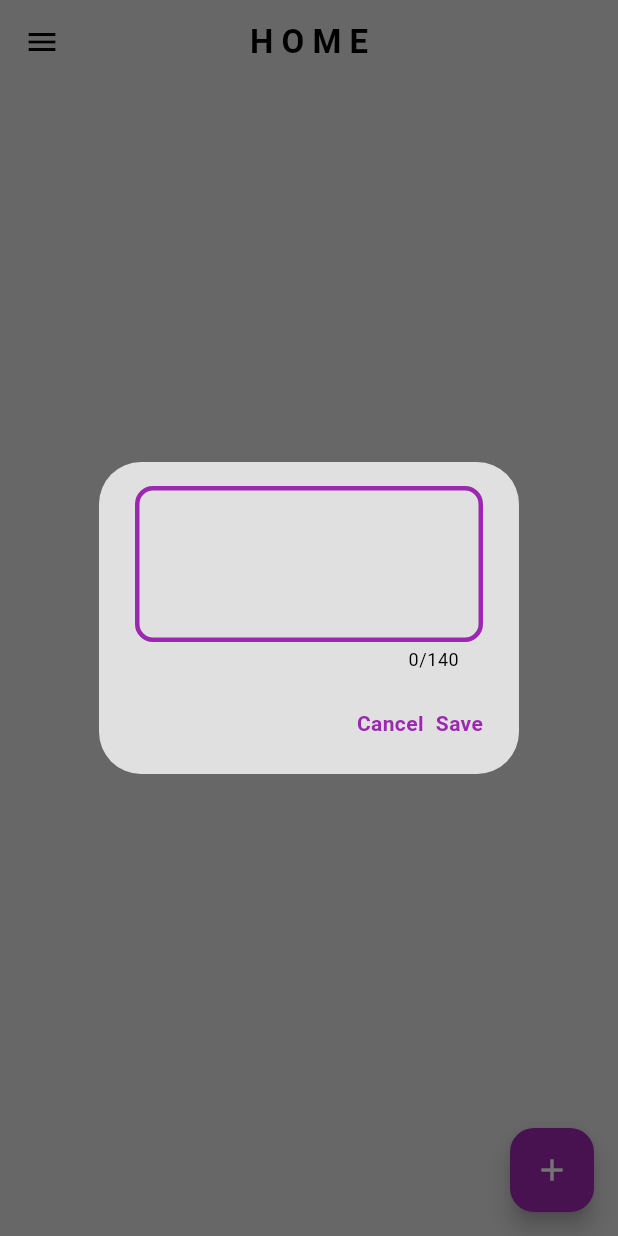
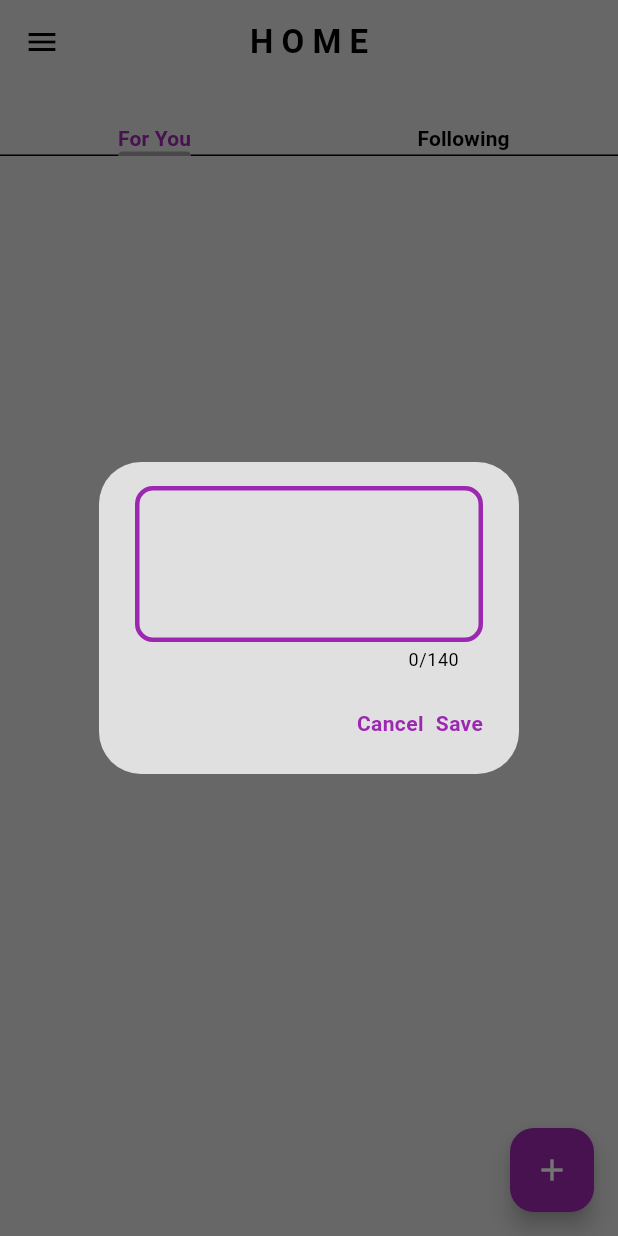
Before and after one commit to RobinSingh48/Social-App-Twitter-Clone-, a Flutter app: the Homepage screen opened directly, after a tap on the "add" icon, on a phone screen of 412 x 824 dp. Run offline on Flutter 3.47's test engine with Material 3 defaults, Android fonts, the phone set to English and light mode, and no system bars; our stand-ins replace cloud_firestore, firebase_auth, firebase_core, hive, hive_flutter; accounts and stored records are empty.

Commit message:
followinguser post separated

```diff
--- a/lib/database/database_provider.dart
+++ b/lib/database/database_provider.dart
@@ -21,11 +21,24 @@ class DatabaseServiceProvider extends ChangeNotifier {
 
   List<Posts> _allPosts = [];
   List<Posts> get allPosts => _allPosts;
+  List<Posts> _showFollowingPosts = [];
+  List<Posts> get showingFollowingPosts => _showFollowingPosts;
 
   Future<void> loadAllPostsProvider() async {
     final posts = await _db.getAllPostFromFirebase();
     final blockUserId = await _db.getBlockUserListFromFirebase();
+    final followingUser = await _db.getFollowingListFromFirebase(
+      _auth.currentUserId,
+    );
     _allPosts = posts.where((doc) => !blockUserId.contains(doc.uid)).toList();
+    _showFollowingPosts = posts
+        .where(
+          (doc) =>
+              doc.uid != _auth.currentUserId &&
+              !blockUserId.contains(doc.uid) &&
+              followingUser.contains(doc.uid),
+        )
+        .toList();
     initializedLikes();
 
     notifyListeners();
@@ -203,6 +216,7 @@ class DatabaseServiceProvider extends ChangeNotifier {
         await _db.followUserInFirebase(userId);
         await _db.getFollowerListFromFirebase(currentUserId);
         await _db.getFollowingListFromFirebase(currentUserId);
+        loadAllPostsProvider();
       } catch (e) {
         _followers[userId]?.remove(currentUserId);
         _followersCount[userId] = (_followersCount[userId] ?? 0) - 1;
@@ -234,6 +248,7 @@ class DatabaseServiceProvider extends ChangeNotifier {
         await _db.unFollowUserInFirebase(userId);
         await _db.getFollowerListFromFirebase(currentUserId);
         await _db.getFollowingListFromFirebase(currentUserId);
+        loadAllPostsProvider();
       } catch (e) {
         _followers[userId]?.add(currentUserId);
         _followersCount[userId] = (_followersCount[userId] ?? 0) + 1;
--- a/lib/pages/homepage.dart
+++ b/lib/pages/homepage.dart
@@ -7,6 +7,7 @@ import 'package:social_app/database/database_provider.dart';
 import 'package:social_app/database/model/post_model.dart';
 import 'package:social_app/helper/navigation.dart';
 import 'package:social_app/helper/pop_messages.dart';
+import 'package:social_app/helper/textstyle.dart';
 
 class Homepage extends StatefulWidget {
   const Homepage({super.key});
@@ -76,11 +77,20 @@ class _HomepageState extends State<Homepage> {
 
   @override
   Widget build(BuildContext context) {
-    final allposts = listenableProvider.allPosts;
-    return Scaffold(
+
+    return DefaultTabController(
+      length: 2,
+      child: Scaffold(
         appBar: AppBar(
           centerTitle: true,
           title: Text("H O M E", style: TextStyle(fontWeight: FontWeight.bold)),
+          bottom: TabBar(
+            labelColor: Colors.purple,
+            tabs: [
+              Text("For You", style: boldText()),
+              Text("Following", style: boldText()),
+            ],
+          ),
         ),
 
         drawer: MyDrawer(),
@@ -89,7 +99,17 @@ class _HomepageState extends State<Homepage> {
           onPressed: () => addPost(),
           child: Icon(Icons.add, color: Colors.white),
         ),
-      body: _buildPostContainer(allposts),
+        body: Consumer<DatabaseServiceProvider>(
+          builder: (context, provider, _) {
+            return TabBarView(
+              children: [
+                _buildPostContainer(provider.allPosts),
+                _buildPostContainer(provider.showingFollowingPosts),
+              ],
+            );
+          },
+        ),
+      ),
     );
   }
 
@@ -108,7 +128,7 @@ class _HomepageState extends State<Homepage> {
               return MyPostContainer(
                 post: post,
                 onUserTap: () => goToProfilePage(context, post.uid),
-                onMessageTap: () => goToCommentPage(context,post),
+                onMessageTap: () => goToCommentPage(context, post),
               );
             },
           );
```
Lines whose indentation alone changed are shown as unchanged.
